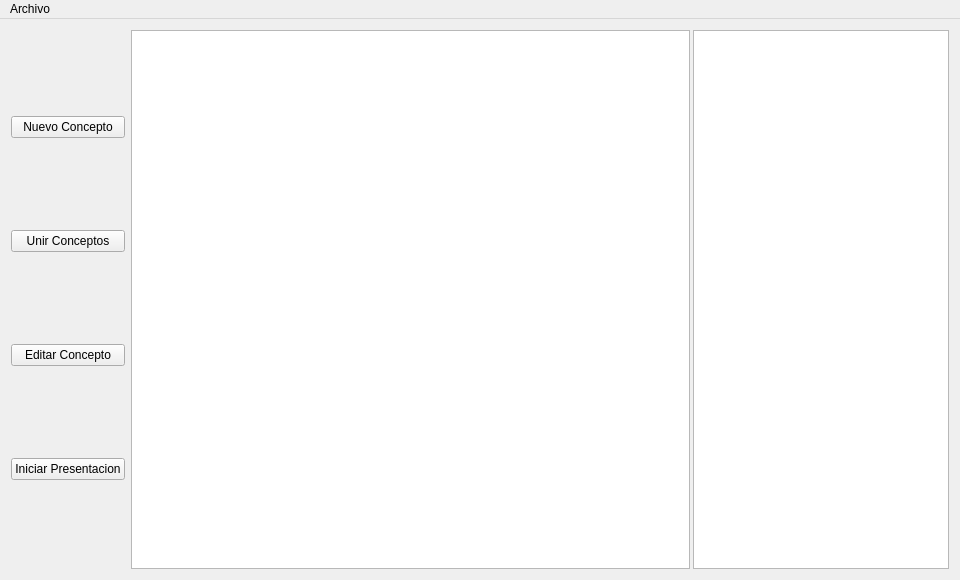
Qt form codigo/interfaz/mainwindow.ui (lenis96/proyecto) before a commit.
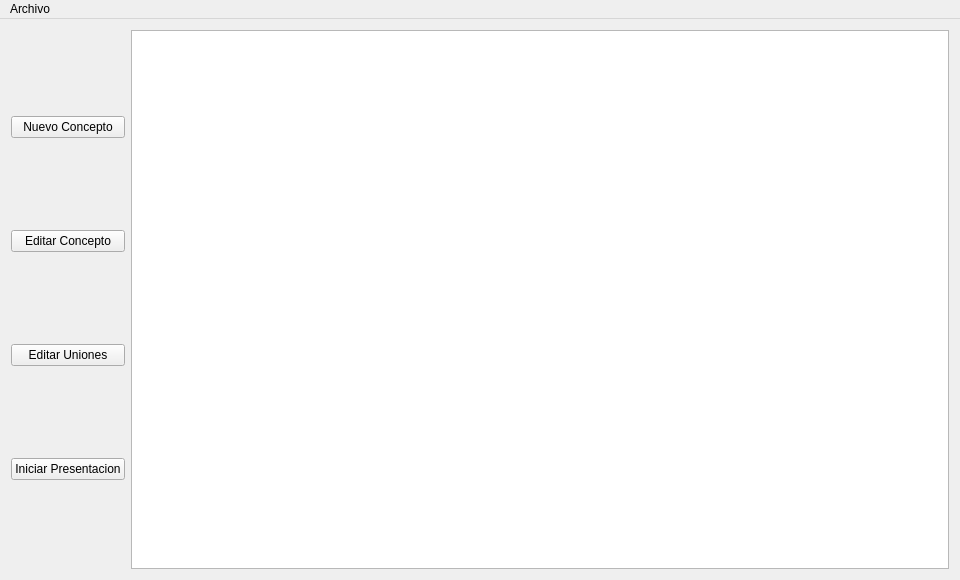
The same form after that commit.

```diff
--- a/codigo/interfaz/mainwindow.ui
+++ b/codigo/interfaz/mainwindow.ui
@@ -36,25 +36,6 @@
         </property>
        </widget>
       </item>
-      <item row="1" column="1">
-       <widget class="QListView" name="listView">
-        <property name="enabled">
-         <bool>true</bool>
-        </property>
-        <property name="sizePolicy">
-         <sizepolicy hsizetype="Fixed" vsizetype="Expanding">
-          <horstretch>0</horstretch>
-          <verstretch>0</verstretch>
-         </sizepolicy>
-        </property>
-        <property name="minimumSize">
-         <size>
-          <width>100</width>
-          <height>0</height>
-         </size>
-        </property>
-       </widget>
-      </item>
      </layout>
     </item>
     <item row="0" column="0">
@@ -66,13 +47,6 @@
         </property>
        </widget>
       </item>
-      <item>
-       <widget class="QPushButton" name="pushButton_2">
-        <property name="text">
-         <string>Unir Conceptos</string>
-        </property>
-       </widget>
-      </item>
       <item>
        <widget class="QPushButton" name="pushButton_3">
         <property name="text">
@@ -80,6 +54,13 @@
         </property>
        </widget>
       </item>
+      <item>
+       <widget class="QPushButton" name="pushButton_2">
+        <property name="text">
+         <string>Editar Uniones</string>
+        </property>
+       </widget>
+      </item>
       <item>
        <widget class="QPushButton" name="pushButton_4">
         <property name="text">
```
Left out of the diff: 6 changed lines with no effect on the pictures.
